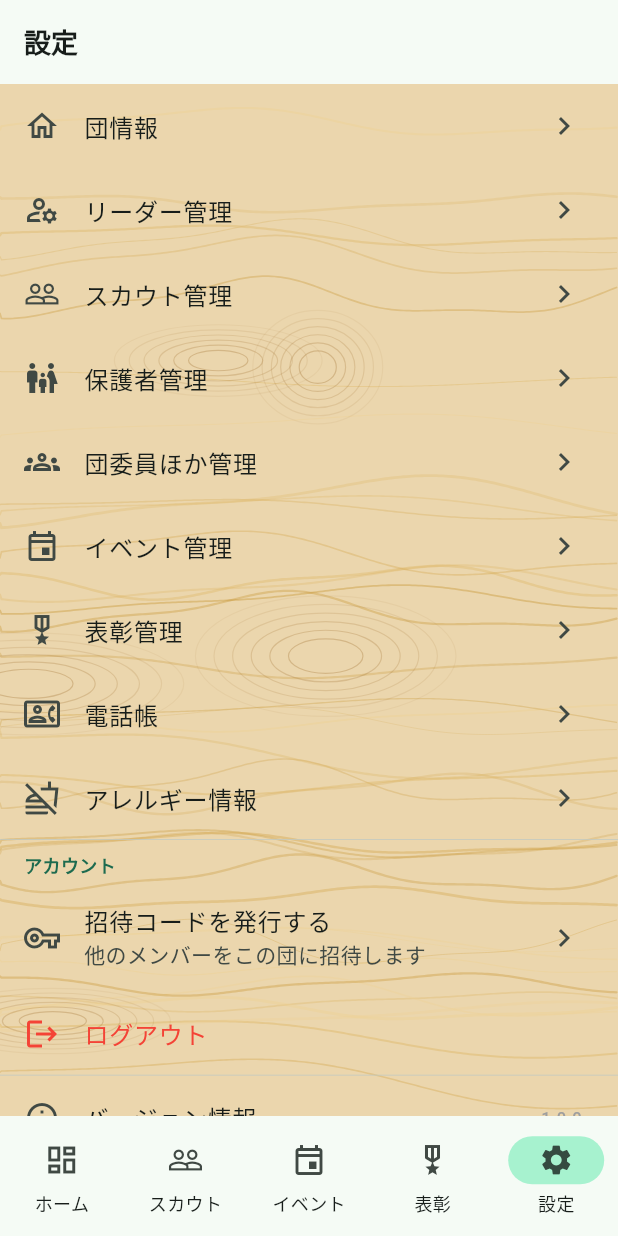
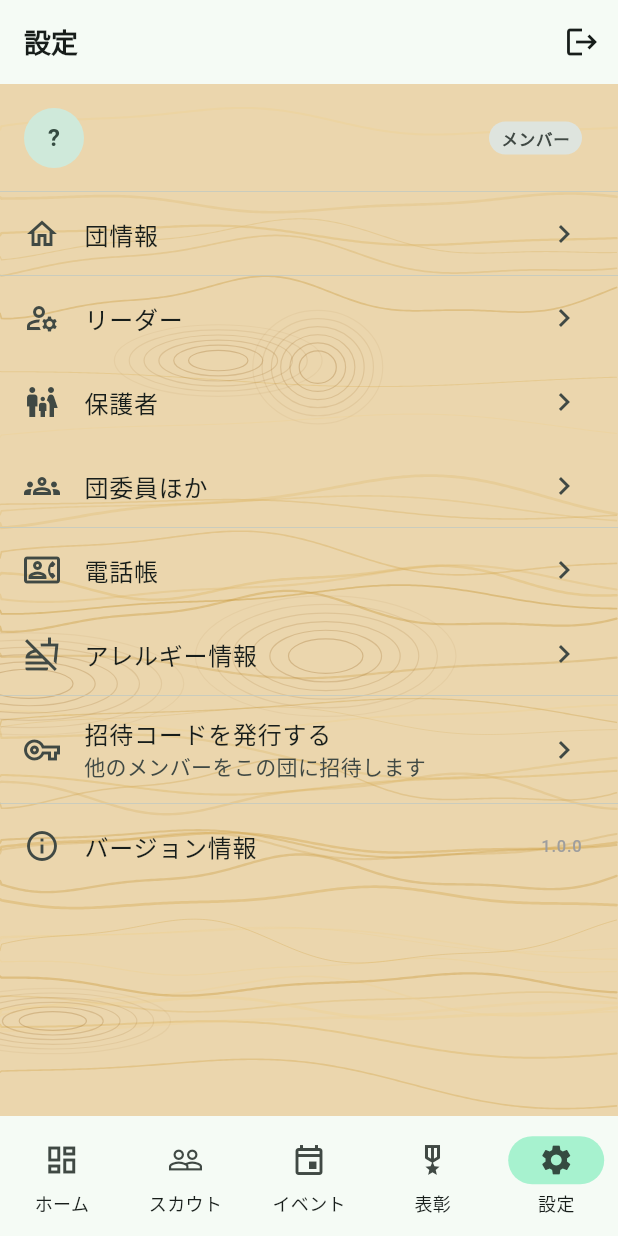
Before and after one commit to staka1126/boyscout_app, a Flutter app: the SettingsPage screen opened by its route, on a phone screen of 412 x 824 dp. Run offline on Flutter 3.47's test engine with Material 3 defaults, Android fonts, the phone set to English and light mode, and no system bars; our stand-ins replace flutter_riverpod, go_router, shared_preferences, sqflite, sqflite_common_ffi, supabase_flutter; accounts and stored records are empty.

Commit message:
feat: 設定画面を整理・ログインユーザー表示を追加
- セクションヘッダーを削除してシンプル化
- スカウト・イベント管理・表彰管理を設定から削除
- ログアウトをAppBar右上のアイコンボタンに移動
- ログインユーザー名・メール・役割を設定画面上部に表示
- データ削除をバージョン情報10秒長押しの隠しメニューに変更

```diff
--- /dev/null
+++ b/boyscout_app/lib/core/supabase_config.dart
@@ -0,0 +1,32 @@
+import 'package:supabase_flutter/supabase_flutter.dart';
+
+/// Supabase 初期化設定
+///
+/// URL と ANON KEY は --dart-define で渡してください。
+///
+/// 実行例:
+/// flutter run \
+///   --dart-define=SUPABASE_URL=https://xxxx.supabase.co \
+///   --dart-define=SUPABASE_ANON_KEY=eyJ...
+class SupabaseConfig {
+  SupabaseConfig._();
+
+  static const String supabaseUrl =
+      String.fromEnvironment('SUPABASE_URL');
+  static const String supabaseAnonKey =
+      String.fromEnvironment('SUPABASE_ANON_KEY');
+
+  static Future<void> initialize() async {
+    assert(supabaseUrl.isNotEmpty, 'SUPABASE_URL が設定されていません');
+    assert(supabaseAnonKey.isNotEmpty, 'SUPABASE_ANON_KEY が設定されていません');
+
+    await Supabase.initialize(
+      url: supabaseUrl,
+      anonKey: supabaseAnonKey,
+    );
+  }
+
+  static SupabaseClient get client => Supabase.instance.client;
+  static User? get currentUser => client.auth.currentUser;
+  static bool get isSignedIn => currentUser != null;
+}
--- a/boyscout_app/lib/features/settings/settings_page.dart
+++ b/boyscout_app/lib/features/settings/settings_page.dart
@@ -1,3 +1,4 @@
+import 'dart:async';
 import 'package:flutter/material.dart';
 import 'package:flutter/services.dart';
 import 'package:flutter_riverpod/flutter_riverpod.dart';
@@ -7,19 +8,58 @@ import '../../data/local/database_helper.dart';
 import '../../data/providers/app_state_provider.dart';
 import '../../data/repositories/repositories.dart';
 import '../../core/wood_grain_background.dart';
+import '../../core/supabase_config.dart';
 import '../auth/auth_service.dart';
+
+final _currentProfileProvider = FutureProvider<Map<String, String?>>((ref) async {
+  final user = SupabaseConfig.currentUser;
+  if (user == null) return {};
+  try {
+    final data = await SupabaseConfig.client
+        .from('profiles')
+        .select('name, email')
+        .eq('id', user.id)
+        .maybeSingle();
+    final member = await SupabaseConfig.client
+        .from('troop_members')
+        .select('role')
+        .eq('user_id', user.id)
+        .maybeSingle();
+    return {
+      'name': data?['name'] as String?,
+      'email': data?['email'] as String?,
+      'role': member?['role'] as String?,
+    };
+  } catch (e) {
+    debugPrint('_currentProfileProvider error: $e');
+    return {};
+  }
+});
 
 class SettingsPage extends ConsumerWidget {
   const SettingsPage({super.key});
 
   @override
   Widget build(BuildContext context, WidgetRef ref) {
+    final cs = Theme.of(context).colorScheme;
+    final profile = ref.watch(_currentProfileProvider);
+
     return Scaffold(
       backgroundColor: Colors.transparent,
-      appBar: AppBar(title: const Text('設定')),
+      appBar: AppBar(
+        title: const Text('設定'),
+        actions: [
+          IconButton(
+            icon: const Icon(Icons.logout),
+            tooltip: 'ログアウト',
+            onPressed: () => _confirmLogout(context, ref),
+          ),
+        ],
+      ),
       body: Stack(children: [
         const WoodGrainBackground(),
         ListView(children: [
+          // 団名ヘッダー
           FutureBuilder(
             future: ref.read(troopRepositoryProvider).getFirst(),
             builder: (_, snap) {
@@ -27,10 +67,10 @@ class SettingsPage extends ConsumerWidget {
               if (troop == null) return const SizedBox();
               return ListTile(
                 leading: CircleAvatar(
-                  backgroundColor: Theme.of(context).colorScheme.primaryContainer,
+                  backgroundColor: cs.primaryContainer,
                   child: Text(troop.name.isNotEmpty ? troop.name[0] : '?',
                       style: TextStyle(
-                          color: Theme.of(context).colorScheme.onPrimaryContainer,
+                          color: cs.onPrimaryContainer,
                           fontWeight: FontWeight.w700)),
                 ),
                 title: Text(troop.name, style: const TextStyle(fontWeight: FontWeight.w600)),
@@ -40,25 +80,64 @@ class SettingsPage extends ConsumerWidget {
             },
           ),
           const Divider(),
+
+          // ログインユーザー
+          profile.when(
+            loading: () => const SizedBox(),
+            error: (_, __) => const SizedBox(),
+            data: (p) {
+              final name = p['name'] ?? '';
+              final email = p['email'] ?? '';
+              final role = p['role'] == 'admin' ? '管理者' : 'メンバー';
+              return ListTile(
+                leading: CircleAvatar(
+                  backgroundColor: cs.secondaryContainer,
+                  child: Text(
+                    name.isNotEmpty ? name[0] : '?',
+                    style: TextStyle(
+                        color: cs.onSecondaryContainer,
+                        fontWeight: FontWeight.w700),
+                  ),
+                ),
+                title: Text(name, style: const TextStyle(fontWeight: FontWeight.w600)),
+                subtitle: Text(email),
+                trailing: Container(
+                  padding: const EdgeInsets.symmetric(horizontal: 8, vertical: 3),
+                  decoration: BoxDecoration(
+                    color: p['role'] == 'admin'
+                        ? cs.primaryContainer
+                        : cs.surfaceContainerHighest,
+                    borderRadius: BorderRadius.circular(12),
+                  ),
+                  child: Text(role,
+                      style: TextStyle(
+                          fontSize: 11,
+                          fontWeight: FontWeight.w600,
+                          color: p['role'] == 'admin'
+                              ? cs.onPrimaryContainer
+                              : cs.onSurfaceVariant)),
+                ),
+              );
+            },
+          ),
+          const Divider(),
+
+          // 団
           _tile(context, Icons.home_outlined, '団情報', '/settings/troop'),
-          _tile(context, Icons.manage_accounts_outlined, 'リーダー管理', '/settings/users'),
-          _tile(context, Icons.people_outline, 'スカウト管理', '/scouts'),
-          _tile(context, Icons.family_restroom_outlined, '保護者管理', '/settings/guardians'),
-          _tile(context, Icons.groups_outlined, '団委員ほか管理', '/settings/committee'),
-          _tile(context, Icons.event_outlined, 'イベント管理', '/events'),
-          _tile(context, Icons.military_tech_outlined, '表彰管理', '/badges'),
+          const Divider(),
+
+          // メンバー管理
+          _tile(context, Icons.manage_accounts_outlined, 'リーダー', '/settings/users'),
+          _tile(context, Icons.family_restroom_outlined, '保護者', '/settings/guardians'),
+          _tile(context, Icons.groups_outlined, '団委員ほか', '/settings/committee'),
+          const Divider(),
+
+          // 便利機能
           _tile(context, Icons.contact_phone_outlined, '電話帳', '/settings/phonebook'),
           _tile(context, Icons.no_food_outlined, 'アレルギー情報', '/settings/allergy'),
           const Divider(),
 
-          Padding(
-            padding: const EdgeInsets.fromLTRB(16, 8, 16, 4),
-            child: Text('アカウント',
-                style: TextStyle(
-                    fontSize: 12,
-                    fontWeight: FontWeight.w600,
-                    color: Theme.of(context).colorScheme.primary)),
-          ),
+          // 招待コード
           ListTile(
             leading: const Icon(Icons.vpn_key_outlined),
             title: const Text('招待コードを発行する'),
@@ -66,23 +145,10 @@ class SettingsPage extends ConsumerWidget {
             trailing: const Icon(Icons.chevron_right),
             onTap: () => _showGenerateInviteCode(context, ref),
           ),
-          ListTile(
-            leading: const Icon(Icons.logout, color: Colors.red),
-            title: const Text('ログアウト', style: TextStyle(color: Colors.red)),
-            onTap: () => _confirmLogout(context, ref),
-          ),
           const Divider(),
 
-          ListTile(
-            leading: const Icon(Icons.info_outline),
-            title: const Text('バージョン情報'),
-            trailing: const Text('1.0.0', style: TextStyle(color: Colors.grey)),
-          ),
-          ListTile(
-            leading: const Icon(Icons.delete_forever_outlined, color: Colors.red),
-            title: const Text('データをすべて削除', style: TextStyle(color: Colors.red)),
-            onTap: () => _confirmClearData(context, ref),
-          ),
+          // バージョン情報（10秒長押しで隠しメニュー）
+          _LongPressVersionTile(onActivate: () => _confirmClearData(context, ref)),
         ]),
       ]),
     );
@@ -188,7 +254,6 @@ class SettingsPage extends ConsumerWidget {
       if (context.mounted) {
         ScaffoldMessenger.of(context).showSnackBar(
             const SnackBar(content: Text('ローカルデータを削除しました。ログアウトします。')));
-        // ログアウトしてログイン画面へ（再ログイン時にSupabaseから復元される）
         await _logout(context, ref);
       }
     } catch (e) {
@@ -196,6 +261,64 @@ class SettingsPage extends ConsumerWidget {
         ScaffoldMessenger.of(context).showSnackBar(SnackBar(content: Text('削除に失敗しました: $e')));
       }
     }
+  }
+}
+
+class _LongPressVersionTile extends StatefulWidget {
+  final VoidCallback onActivate;
+  const _LongPressVersionTile({required this.onActivate});
+
+  @override
+  State<_LongPressVersionTile> createState() => _LongPressVersionTileState();
+}
+
+class _LongPressVersionTileState extends State<_LongPressVersionTile> {
+  Timer? _timer;
+  bool _pressing = false;
+
+  @override
+  void dispose() {
+    _timer?.cancel();
+    super.dispose();
+  }
+
+  void _onTapDown(TapDownDetails _) {
+    _timer?.cancel();
+    setState(() => _pressing = true);
+    _timer = Timer(const Duration(seconds: 10), () {
+      if (mounted) {
+        setState(() => _pressing = false);
+        widget.onActivate();
+      }
+    });
+  }
+
+  void _cancel() {
+    _timer?.cancel();
+    _timer = null;
+    if (mounted) setState(() => _pressing = false);
+  }
+
+  @override
+  Widget build(BuildContext context) {
+    return GestureDetector(
+      onTapDown: _onTapDown,
+      onTapUp: (_) => _cancel(),
+      onTapCancel: _cancel,
+      child: ListTile(
+        leading: Icon(
+          Icons.info_outline,
+          color: _pressing ? Theme.of(context).colorScheme.error : null,
+        ),
+        title: const Text('バージョン情報'),
+        trailing: Text(
+          '1.0.0',
+          style: TextStyle(
+            color: _pressing ? Theme.of(context).colorScheme.error : Colors.grey,
+          ),
+        ),
+      ),
+    );
   }
 }
 
```
Also changed, not shown: 2 other files.
